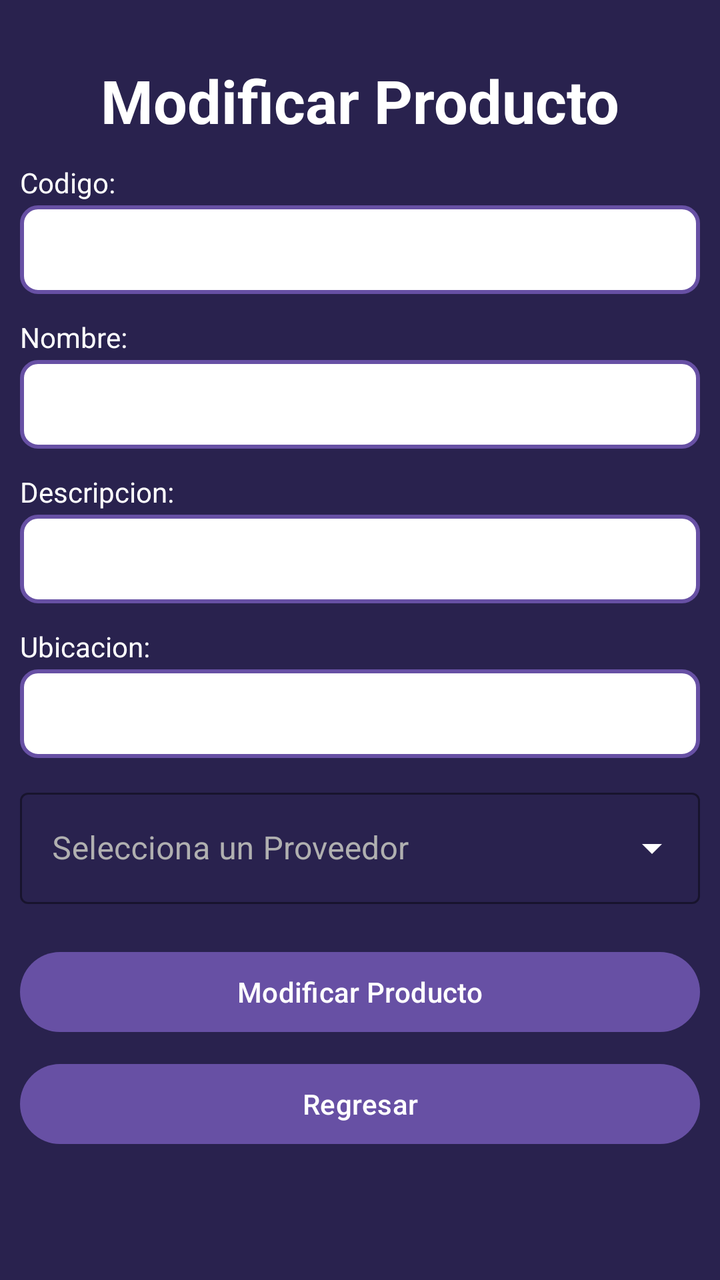
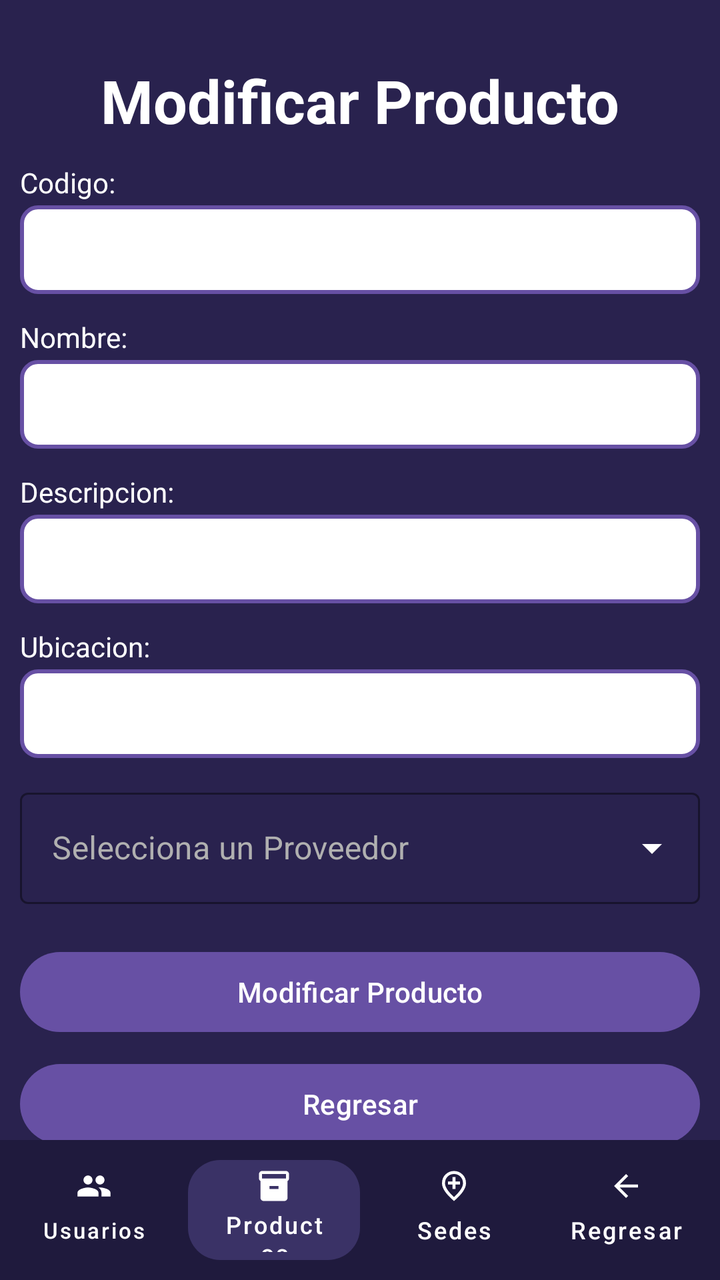

The first picture is an Android layout as it rendered before a commit; the second is the same layout after the commit. The layout source and the unified diff follow.
<!-- AndroidManifest.xml: application theme Theme.AlcamenProyectoFinal -->
<!-- res/layout/activity_frm_modificar_productos.xml -->
<?xml version="1.0" encoding="utf-8"?>
<androidx.constraintlayout.widget.ConstraintLayout xmlns:android="http://schemas.android.com/apk/res/android"
    xmlns:app="http://schemas.android.com/apk/res-auto"
    xmlns:tools="http://schemas.android.com/tools"
    android:id="@+id/main"
    android:layout_width="match_parent"
    android:layout_height="match_parent"
    android:background="#29224E"
    tools:context=".Vista.frmModificarProductos">

    <TextView
        android:id="@+id/tvTituloModificarProductos"
        android:layout_width="wrap_content"
        android:layout_height="wrap_content"
        android:layout_marginTop="30dp"
        android:text="Modificar Producto"
        android:textColor="#FFFFFF"
        android:textSize="30sp"
        android:textStyle="bold"
        app:layout_constraintEnd_toEndOf="parent"
        app:layout_constraintStart_toStartOf="parent"
        app:layout_constraintTop_toTopOf="parent" />

    <LinearLayout
        android:layout_width="340dp"
        android:layout_height="wrap_content"
        android:orientation="vertical"
        app:layout_constraintBottom_toBottomOf="parent"
        app:layout_constraintEnd_toEndOf="parent"
        app:layout_constraintStart_toStartOf="parent"
        app:layout_constraintTop_toBottomOf="@+id/tvTituloModificarProductos"
        app:layout_constraintVertical_bias="0.15">

        <TextView
            android:id="@+id/textView23"
            android:layout_width="match_parent"
            android:layout_height="wrap_content"
            android:text="Codigo:"
            android:textColor="#FFFFFF"
            android:textSize="14sp"
            android:layout_marginBottom="2dp" />

        <EditText
            android:id="@+id/txtCodigoProductoMod"
            android:layout_width="match_parent"
            android:layout_height="wrap_content"
            android:ems="10"
            android:inputType="text"
            android:background="@drawable/input_border"
            android:padding="10dp"
            android:textColor="#000000"
            android:layout_marginBottom="12dp" />

        <TextView
            android:id="@+id/textView24"
            android:layout_width="match_parent"
            android:layout_height="wrap_content"
            android:text="Nombre:"
            android:textColor="#FFFFFF"
            android:textSize="14sp"
            android:layout_marginBottom="2dp" />

        <EditText
            android:id="@+id/txtNombreProductoMod"
            android:layout_width="match_parent"
            android:layout_height="wrap_content"
            android:ems="10"
            android:inputType="text"
            android:background="@drawable/input_border"
            android:padding="10dp"
            android:textColor="#000000"
            android:layout_marginBottom="12dp" />

        <TextView
            android:id="@+id/textView25"
            android:layout_width="match_parent"
            android:layout_height="wrap_content"
            android:text="Descripcion:"
            android:textColor="#FFFFFF"
            android:textSize="14sp"
            android:layout_marginBottom="2dp" />

        <EditText
            android:id="@+id/txtDescripcionProductoMod"
            android:layout_width="match_parent"
            android:layout_height="wrap_content"
            android:ems="10"
            android:inputType="text"
            android:background="@drawable/input_border"
            android:padding="10dp"
            android:textColor="#000000"
            android:layout_marginBottom="12dp" />

        <TextView
            android:id="@+id/textView48"
            android:layout_width="match_parent"
            android:layout_height="wrap_content"
            android:text="Ubicacion:"
            android:textColor="#FFFFFF"
            android:textSize="14sp"
            android:layout_marginBottom="2dp" />

        <EditText
            android:id="@+id/txtUbicacionProductoMod"
            android:layout_width="match_parent"
            android:layout_height="wrap_content"
            android:ems="10"
            android:inputType="text"
            android:background="@drawable/input_border"
            android:padding="10dp"
            android:textColor="#000000"
            android:layout_marginBottom="12dp" />

        <com.google.android.material.textfield.TextInputLayout
            android:id="@+id/layoutProveedorMod"
            style="@style/Widget.MaterialComponents.TextInputLayout.OutlinedBox.ExposedDropdownMenu"
            android:layout_width="match_parent"
            android:layout_height="wrap_content"
            android:layout_marginBottom="20dp"
            android:hint="Selecciona un Proveedor"
            app:hintTextColor="#FFFFFF"
            android:textColorHint="#B0B0B0"
            app:boxStrokeColor="#FFFFFF"
            app:endIconTint="#FFFFFF">

            <AutoCompleteTextView
                android:id="@+id/txtCodigoProveedorProductoMod"
                android:layout_width="match_parent"
                android:layout_height="wrap_content"
                android:inputType="none"
                android:editable="false"
                android:textColor="#FFFFFF" />
        </com.google.android.material.textfield.TextInputLayout>

        <Button
            android:id="@+id/button39"
            android:layout_width="match_parent"
            android:layout_height="wrap_content"
            android:onClick="btnModificarProducto"
            android:text="Modificar Producto"
            android:layout_marginBottom="8dp" />

        <Button
            android:id="@+id/button40"
            android:layout_width="match_parent"
            android:layout_height="wrap_content"
            android:onClick="btnRegresar"
            android:text="Regresar" />
    </LinearLayout>
</androidx.constraintlayout.widget.ConstraintLayout>
<!-- resources referenced by this layout -->
<resources>
  <!-- drawable input_border (drawable) -->
  <?xml version="1.0" encoding="utf-8"?>
  <shape xmlns:android="http://schemas.android.com/apk/res/android"
      android:shape="rectangle">
  
      <solid android:color="#FFFFFF" />
  
      <stroke
          android:width="2dp"
          android:color="#6750A4" />
  
      <corners android:radius="8dp" />
  
  </shape>
  <style name="Theme.AlcamenProyectoFinal" parent="Base.Theme.AlcamenProyectoFinal" />
  <style name="Base.Theme.AlcamenProyectoFinal" parent="Theme.Material3.DayNight.NoActionBar">
          
          
      </style>
</resources>

<!-- the commit's change to res/layout/activity_frm_modificar_productos.xml (unified diff, before → after) -->
@@ -146,5 +146,84 @@
             android:layout_height="wrap_content"
             android:onClick="btnRegresar"
             android:text="Regresar" />
+
     </LinearLayout>
+
+    <LinearLayout
+        android:id="@+id/footerModificarProductos"
+        android:layout_width="match_parent"
+        android:layout_height="70dp"
+        android:background="#1F1A3D"
+        android:orientation="horizontal"
+        android:padding="4dp"
+        android:gravity="center_vertical"
+        app:layout_constraintBottom_toBottomOf="parent"
+        app:layout_constraintEnd_toEndOf="parent"
+        app:layout_constraintStart_toStartOf="parent">
+
+        <com.google.android.material.button.MaterialButton
+            android:id="@+id/btnUsuarios"
+            style="@style/Widget.MaterialComponents.Button.TextButton"
+            android:layout_width="0dp"
+            android:layout_height="match_parent"
+            android:layout_weight="1"
+            android:text="Usuarios"
+            android:textColor="@android:color/white"
+            android:textSize="11sp"
+            app:icon="@drawable/ic_people"
+            app:iconGravity="top"
+            app:iconPadding="2dp"
+            app:iconTint="@android:color/white"
+            app:textAllCaps="false" />
+
+        <com.google.android.material.button.MaterialButton
+            android:id="@+id/btnProductos"
+            style="@style/Widget.MaterialComponents.Button.UnelevatedButton"
+            android:layout_width="0dp"
+            android:layout_height="wrap_content"
+            android:layout_marginHorizontal="4dp"
+            android:layout_weight="1"
+            android:text="Productos"
+            android:textColor="@android:color/white"
+            android:textSize="12sp"
+            app:backgroundTint="#3A3266"
+            app:cornerRadius="16dp"
+            app:icon="@drawable/ic_inventory"
+            app:iconGravity="top"
+            app:iconPadding="2dp"
+            app:iconTint="@android:color/white"
+            app:textAllCaps="false" />
+
+        <com.google.android.material.button.MaterialButton
+            android:id="@+id/btnSedes"
+            style="@style/Widget.MaterialComponents.Button.TextButton"
+            android:layout_width="0dp"
+            android:layout_height="match_parent"
+            android:layout_weight="1"
+            android:text="Sedes"
+            android:textColor="@android:color/white"
+            android:textSize="12sp"
+            app:icon="@drawable/ic_location_city"
+            app:iconGravity="top"
+            app:iconPadding="2dp"
+            app:iconTint="@android:color/white"
+            app:textAllCaps="false" />
+
+        <com.google.android.material.button.MaterialButton
+            android:id="@+id/btnRegresar"
+            style="@style/Widget.MaterialComponents.Button.TextButton"
+            android:layout_width="0dp"
+            android:layout_height="match_parent"
+            android:layout_weight="1"
+            android:text="Regresar"
+            android:textColor="@android:color/white"
+            android:textSize="12sp"
+            app:icon="@drawable/ic_arrow_back"
+            app:iconGravity="top"
+            app:iconPadding="2dp"
+            app:iconTint="@android:color/white"
+            app:textAllCaps="false" />
+
+    </LinearLayout>
+
 </androidx.constraintlayout.widget.ConstraintLayout>
<!-- resource entries referenced after the edit -->
@@ -1,5 +1,29 @@
 <!-- resources referenced by this layout -->
 <resources>
+  <!-- drawable ic_arrow_back (drawable) -->
+  <vector xmlns:android="http://schemas.android.com/apk/res/android" android:autoMirrored="true" android:height="24dp" android:tint="#000000" android:viewportHeight="960" android:viewportWidth="960" android:width="24dp">
+        
+      <path android:fillColor="@android:color/white" android:pathData="M313,520L537,744L480,800L160,480L480,160L537,216L313,440L800,440L800,520L313,520Z"/>
+      
+  </vector>
+  <!-- drawable ic_inventory (drawable) -->
+  <vector xmlns:android="http://schemas.android.com/apk/res/android" android:height="24dp" android:tint="#000000" android:viewportHeight="24" android:viewportWidth="24" android:width="24dp">
+        
+      <path android:fillColor="@android:color/white" android:pathData="M20,2L4,2c-1,0 -2,0.9 -2,2v3.01c0,0.72 0.43,1.34 1,1.69L3,20c0,1.1 1.1,2 2,2h14c0.9,0 2,-0.9 2,-2L21,8.7c0.57,-0.35 1,-0.97 1,-1.69L22,4c0,-1.1 -1,-2 -2,-2zM15,14L9,14v-2h6v2zM20,7L4,7L4,4l16,-0.02L20,7z"/>
+      
+  </vector>
+  <!-- drawable ic_location_city (drawable) -->
+  <vector xmlns:android="http://schemas.android.com/apk/res/android" android:height="24dp" android:tint="#000000" android:viewportHeight="960" android:viewportWidth="960" android:width="24dp">
+        
+      <path android:fillColor="@android:color/white" android:pathData="M440,560L520,560L520,440L640,440L640,360L520,360L520,240L440,240L440,360L320,360L320,440L440,440L440,560ZM480,774Q602,662 661,570.5Q720,479 720,408Q720,299 650.5,229.5Q581,160 480,160Q379,160 309.5,229.5Q240,299 240,408Q240,479 299,570.5Q358,662 480,774ZM480,880Q319,743 239.5,625.5Q160,508 160,408Q160,258 256.5,169Q353,80 480,80Q607,80 703.5,169Q800,258 800,408Q800,508 720.5,625.5Q641,743 480,880ZM480,400Q480,400 480,400Q480,400 480,400Q480,400 480,400Q480,400 480,400Q480,400 480,400Q480,400 480,400Q480,400 480,400Q480,400 480,400Z"/>
+      
+  </vector>
+  <!-- drawable ic_people (drawable) -->
+  <vector xmlns:android="http://schemas.android.com/apk/res/android" android:height="24dp" android:tint="#000000" android:viewportHeight="24" android:viewportWidth="24" android:width="24dp">
+        
+      <path android:fillColor="@android:color/white" android:pathData="M16,11c1.66,0 2.99,-1.34 2.99,-3S17.66,5 16,5c-1.66,0 -3,1.34 -3,3s1.34,3 3,3zM8,11c1.66,0 2.99,-1.34 2.99,-3S9.66,5 8,5C6.34,5 5,6.34 5,8s1.34,3 3,3zM8,13c-2.33,0 -7,1.17 -7,3.5L1,19h14v-2.5c0,-2.33 -4.67,-3.5 -7,-3.5zM16,13c-0.29,0 -0.62,0.02 -0.97,0.05 1.16,0.84 1.97,1.97 1.97,3.45L17,19h6v-2.5c0,-2.33 -4.67,-3.5 -7,-3.5z"/>
+      
+  </vector>
   <!-- drawable input_border (drawable) -->
   <?xml version="1.0" encoding="utf-8"?>
   <shape xmlns:android="http://schemas.android.com/apk/res/android"
